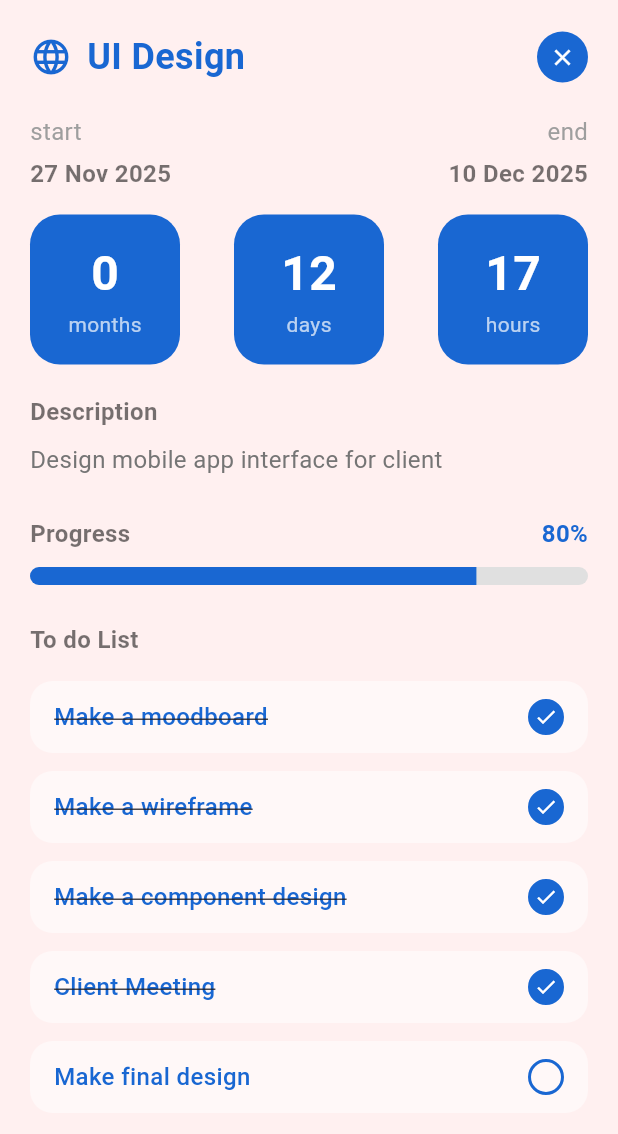
After one commit to Mercuphobia/learn_flutter, a Flutter app: the HomeScreen screen opened by its route, after a tap on the "check" icon, after a tap on "12 days", on a phone screen of 412 x 824 dp. The commit adds this screen. Shown: the top 1134 px of the screen. Run offline on Flutter 3.47's test engine with Material 3 defaults, Android fonts, the phone set to English and light mode, and no system bars; our stand-ins replace freezed_annotation, pinput, shared_preferences; accounts and stored records are empty; Roboto replaces fonts that are missing (Poppins).

Commit message:
update ui detail screen

```diff
--- /dev/null
+++ b/lib/screen/UIDesign/ui_design.dart
@@ -0,0 +1,281 @@
+import 'package:flutter/material.dart';
+import 'package:intl/intl.dart';
+import '../../models/task_model.dart';
+import '../../services/task_service.dart';
+
+
+class UiDesign extends StatefulWidget {
+  final Task task;
+  const UiDesign({super.key, required this.task});
+
+  @override
+  State<UiDesign> createState() => _UiDesignState();
+}
+
+class _UiDesignState extends State<UiDesign> {
+  late Task _task;
+  final TaskService _taskService = TaskService();
+
+  @override
+  void initState() {
+    super.initState();
+    _task = widget.task;
+  }
+
+  // Hàm xử lý khi tick vào subtask
+  void _toggleSubTask(int index) async {
+    // 1. Tạo bản sao danh sách subtasks
+    List<SubTask> newSubTasks = List.from(_task.subTasks);
+
+    // 2. Đảo ngược trạng thái của item được chọn
+    final currentStatus = newSubTasks[index].isCompleted;
+    newSubTasks[index] = newSubTasks[index].copyWith(isCompleted: !currentStatus);
+
+    // 3. Cập nhật UI và lưu xuống máy
+    final updatedTask = _task.copyWith(subTasks: newSubTasks);
+
+    setState(() {
+      _task = updatedTask;
+    });
+
+    await _taskService.updateTask(_task);
+  }
+
+  @override
+  Widget build(BuildContext context) {
+    const Color primaryBlue = Color(0xFF1967D2); // Màu xanh chủ đạo
+    const Color bgPink = Color(0xFFFFF0F0);      // Màu nền hồng nhạt
+
+    return Scaffold(
+      backgroundColor: bgPink,
+      body: SafeArea(
+        child: Column(
+          children: [
+            // --- HEADER & TIMER SECTION ---
+            Padding(
+              padding: const EdgeInsets.all(20.0),
+              child: Column(
+                crossAxisAlignment: CrossAxisAlignment.start,
+                children: [
+                  // Row: Title + Close Button
+                  Row(
+                    mainAxisAlignment: MainAxisAlignment.spaceBetween,
+                    children: [
+                      // Icon + Title
+                      Row(
+                        children: [
+                          const Icon(Icons.language, color: primaryBlue, size: 28), // Giả lập icon quả cầu
+                          const SizedBox(width: 10),
+                          Text(
+                            _task.title,
+                            style: const TextStyle(
+                                fontSize: 24,
+                                fontWeight: FontWeight.bold,
+                                color: primaryBlue
+                            ),
+                          ),
+                        ],
+                      ),
+                      // Close Button
+                      InkWell(
+                        onTap: () => Navigator.pop(context), // Quay lại màn hình trước
+                        child: Container(
+                          padding: const EdgeInsets.all(8),
+                          decoration: const BoxDecoration(
+                            color: primaryBlue,
+                            shape: BoxShape.circle,
+                          ),
+                          child: const Icon(Icons.close, color: Colors.white, size: 18),
+                        ),
+                      )
+                    ],
+                  ),
+
+                  const SizedBox(height: 20),
+
+                  // Row: Start Date & End Date Text
+                  Row(
+                    mainAxisAlignment: MainAxisAlignment.spaceBetween,
+                    children: [
+                      _buildDateLabel("start", _task.startTime),
+                      _buildDateLabel("end", _task.endTime, isEnd: true),
+                    ],
+                  ),
+
+                  const SizedBox(height: 15),
+
+                  // Row: 3 ô đếm ngược (Months, Days, Hours)
+                  Row(
+                    mainAxisAlignment: MainAxisAlignment.spaceBetween,
+                    children: _buildCountDownBoxes(_task.endTime),
+                  ),
+                ],
+              ),
+            ),
+
+            // --- SCROLLABLE CONTENT (Description, Progress, To-Do List) ---
+            Expanded(
+              child: SingleChildScrollView(
+                padding: const EdgeInsets.symmetric(horizontal: 20),
+                child: Column(
+                  crossAxisAlignment: CrossAxisAlignment.start,
+                  children: [
+                    const Text("Description", style: TextStyle(fontWeight: FontWeight.bold, fontSize: 16)),
+                    const SizedBox(height: 8),
+                    Text(
+                      _task.description,
+                      style: TextStyle(color: Colors.grey[600], height: 1.5),
+                    ),
+
+                    const SizedBox(height: 25),
+
+                    // Progress Bar
+                    Row(
+                      mainAxisAlignment: MainAxisAlignment.spaceBetween,
+                      children: [
+                        const Text("Progress", style: TextStyle(fontWeight: FontWeight.bold, fontSize: 16)),
+                        Text("${_task.progress}%", style: const TextStyle(color: primaryBlue, fontWeight: FontWeight.bold)),
+                      ],
+                    ),
+                    const SizedBox(height: 10),
+                    ClipRRect(
+                      borderRadius: BorderRadius.circular(10),
+                      child: LinearProgressIndicator(
+                        value: _task.progress / 100,
+                        minHeight: 12,
+                        backgroundColor: Colors.grey[300],
+                        color: primaryBlue,
+                      ),
+                    ),
+
+                    const SizedBox(height: 25),
+
+                    // To do List
+                    const Text("To do List", style: TextStyle(fontWeight: FontWeight.bold, fontSize: 16)),
+                    const SizedBox(height: 15),
+
+                    // List SubTasks
+                    ListView.builder(
+                      shrinkWrap: true,
+                      physics: const NeverScrollableScrollPhysics(),
+                      itemCount: _task.subTasks.length,
+                      itemBuilder: (context, index) {
+                        return _buildSubTaskItem(index, _task.subTasks[index]);
+                      },
+                    ),
+                    const SizedBox(height: 20),
+                  ],
+                ),
+              ),
+            ),
+          ],
+        ),
+      ),
+    );
+  }
+
+  // --- WIDGETS PHỤ ---
+
+  Widget _buildDateLabel(String label, DateTime date, {bool isEnd = false}) {
+    return Column(
+      crossAxisAlignment: isEnd ? CrossAxisAlignment.end : CrossAxisAlignment.start,
+      children: [
+        Text(label, style: const TextStyle(color: Colors.grey)),
+        const SizedBox(height: 4),
+        Text(
+          DateFormat('d MMM yyyy').format(date),
+          style: const TextStyle(fontWeight: FontWeight.bold),
+        ),
+      ],
+    );
+  }
+
+  // Hàm tạo 3 ô đếm ngược
+  List<Widget> _buildCountDownBoxes(DateTime endTime) {
+    final now = DateTime.now();
+    final diff = endTime.difference(now);
+
+    if (diff.isNegative) {
+      return [const Text("Expired", style: TextStyle(color: Colors.red))];
+    }
+
+    // Tính toán đơn giản (Giả sử 1 tháng = 30 ngày)
+    int months = (diff.inDays / 30).floor();
+    int days = diff.inDays % 30;
+    int hours = diff.inHours % 24;
+
+    return [
+      _timeBox(months.toString(), "months"),
+      _timeBox(days.toString(), "days"),
+      _timeBox(hours.toString(), "hours"),
+    ];
+  }
+
+  Widget _timeBox(String value, String unit) {
+    return Container(
+      width: 100,
+      height: 100,
+      decoration: BoxDecoration(
+        color: const Color(0xFF1967D2), // Màu xanh
+        borderRadius: BorderRadius.circular(20),
+      ),
+      child: Column(
+        mainAxisAlignment: MainAxisAlignment.center,
+        children: [
+          Text(
+            value,
+            style: const TextStyle(color: Colors.white, fontSize: 32, fontWeight: FontWeight.bold),
+          ),
+          Text(
+            unit,
+            style: const TextStyle(color: Colors.white70, fontSize: 14),
+          ),
+        ],
+      ),
+    );
+  }
+
+  Widget _buildSubTaskItem(int index, SubTask subTask) {
+    return GestureDetector(
+      onTap: () => _toggleSubTask(index),
+      child: Container(
+        margin: const EdgeInsets.only(bottom: 12),
+        padding: const EdgeInsets.symmetric(vertical: 12, horizontal: 16),
+        decoration: BoxDecoration(
+          color: Colors.white.withOpacity(0.5), // Nền trắng mờ
+          borderRadius: BorderRadius.circular(15),
+        ),
+        child: Row(
+          children: [
+            Expanded(
+              child: Text(
+                subTask.title,
+                style: TextStyle(
+                  color: const Color(0xFF1967D2),
+                  fontWeight: FontWeight.w500,
+                  decoration: subTask.isCompleted ? TextDecoration.lineThrough : null, // Gạch ngang nếu xong
+                ),
+              ),
+            ),
+            // Custom Radio Button/Checkbox
+            Container(
+              width: 24,
+              height: 24,
+              decoration: BoxDecoration(
+                  shape: BoxShape.circle,
+                  color: subTask.isCompleted ? const Color(0xFF1967D2) : Colors.transparent,
+                  border: Border.all(
+                      color: const Color(0xFF1967D2),
+                      width: 2
+                  )
+              ),
+              child: subTask.isCompleted
+                  ? const Icon(Icons.check, size: 16, color: Colors.white)
+                  : null,
+            )
+          ],
+        ),
+      ),
+    );
+  }
+}
--- a/lib/screen/home_screen.dart
+++ b/lib/screen/home_screen.dart
@@ -4,6 +4,9 @@ import '../../models/task_model.dart';
 import '../../services/task_service.dart';
 import '../screen/calendar/calendar_screen.dart';
 import '../screen/profile/profile_screen.dart';
+import '../screen/UIDesign/ui_design.dart';
+import '../screen/UIDesign/daily_detail_screen.dart';
+import '../screen/notifycation/notifycation_screen.dart';
 
 
 class HomeScreen extends StatefulWidget {
@@ -68,7 +71,6 @@ class _HomeScreenState extends State<HomeScreen> {
     );
   }
 
-  // --- CÁC WIDGET CŨ CỦA BẠN ĐƯỢC GOM VÀO ĐÂY ---
   Widget _buildHomeContent() {
     if (_isLoading) {
       return const Center(child: CircularProgressIndicator());
@@ -101,7 +103,15 @@ class _HomeScreenState extends State<HomeScreen> {
           mainAxisAlignment: MainAxisAlignment.spaceBetween,
           children: [
             Text(dateStr, style: TextStyle(color: Colors.grey[600])),
-            const Icon(Icons.notifications, color: Colors.blue),
+            IconButton(
+              icon: const Icon(Icons.notifications, color: Colors.blue),
+              onPressed: (){
+                Navigator.push(
+                  context,
+                  MaterialPageRoute(builder: (context) => const NotificationScreen()),
+                );
+              },
+            ),
           ],
         ),
         const SizedBox(height: 20),
@@ -136,7 +146,13 @@ class _HomeScreenState extends State<HomeScreen> {
               final task = _priorityTasks[index];
               final colors = [Colors.blue, Colors.deepPurple, Colors.red];
               final color = colors[index % colors.length];
-              return _buildPriorityCard(task, color);
+              final icons = [
+                Icons.mobile_screen_share,
+                Icons.design_services,
+                Icons.code,
+              ];
+              final icon = icons[index % icons.length];
+              return _buildPriorityCard(task, color, icon);
             },
           ),
         ),
@@ -144,9 +160,18 @@ class _HomeScreenState extends State<HomeScreen> {
     );
   }
 
-  Widget _buildPriorityCard(Task task, Color color) {
+  Widget _buildPriorityCard(Task task, Color color, IconData icon) {
     final daysLeft = task.endTime.difference(DateTime.now()).inDays;
-    return Container(
+    return GestureDetector(
+      onTap: (){
+        Navigator.push(
+          context,
+          MaterialPageRoute(builder: (context) => UiDesign(task: task)),
+        ).then((_){
+          _loadData();
+        });
+      },
+      child: Container(
         width: 160,
         margin: const EdgeInsets.only(right: 15),
         padding: const EdgeInsets.all(15),
@@ -172,7 +197,7 @@ class _HomeScreenState extends State<HomeScreen> {
               ),
             ),
             const Spacer(),
-          const Icon(Icons.design_services, color: Colors.white, size: 30),
+            Icon(icon, color: Colors.white, size: 30),
             const SizedBox(height: 10),
             Text(
               task.title,
@@ -197,6 +222,7 @@ class _HomeScreenState extends State<HomeScreen> {
               minHeight: 4,
             )
           ],
+        ),
       ),
     );
   }
@@ -223,7 +249,14 @@ class _HomeScreenState extends State<HomeScreen> {
   }
 
   Widget _buildDailyTaskItem(Task task) {
-    return Container(
+    return GestureDetector(
+      onTap: (){
+        Navigator.push(
+          context,
+          MaterialPageRoute(builder: (context) => DailyDetailScreen(task: task)),
+        ).then((_) => _loadData());
+      },
+      child: Container(
         margin: const EdgeInsets.only(bottom: 10),
         padding: const EdgeInsets.all(15),
         decoration: BoxDecoration(
@@ -259,6 +292,7 @@ class _HomeScreenState extends State<HomeScreen> {
             )
           ],
         ),
+      ),
     );
   }
 
--- a/lib/services/task_service.dart
+++ b/lib/services/task_service.dart
@@ -1,6 +1,6 @@
 import 'dart:convert';
 import 'package:shared_preferences/shared_preferences.dart';
-import '../models/task_model.dart'; // Đảm bảo import đúng file model chứa cả Task và SubTask
+import '../models/task_model.dart';
 
 class TaskService {
   static const String _tasksKey = 'tasks_data';
```
Also changed, not shown: lib/screen/UIDesign/daily_detail_screen.dart (added, +177 -0 lines), lib/screen/notifycation/notifycation_screen.dart (added, +121 -0 lines). Lines whose indentation alone changed are shown as unchanged.
